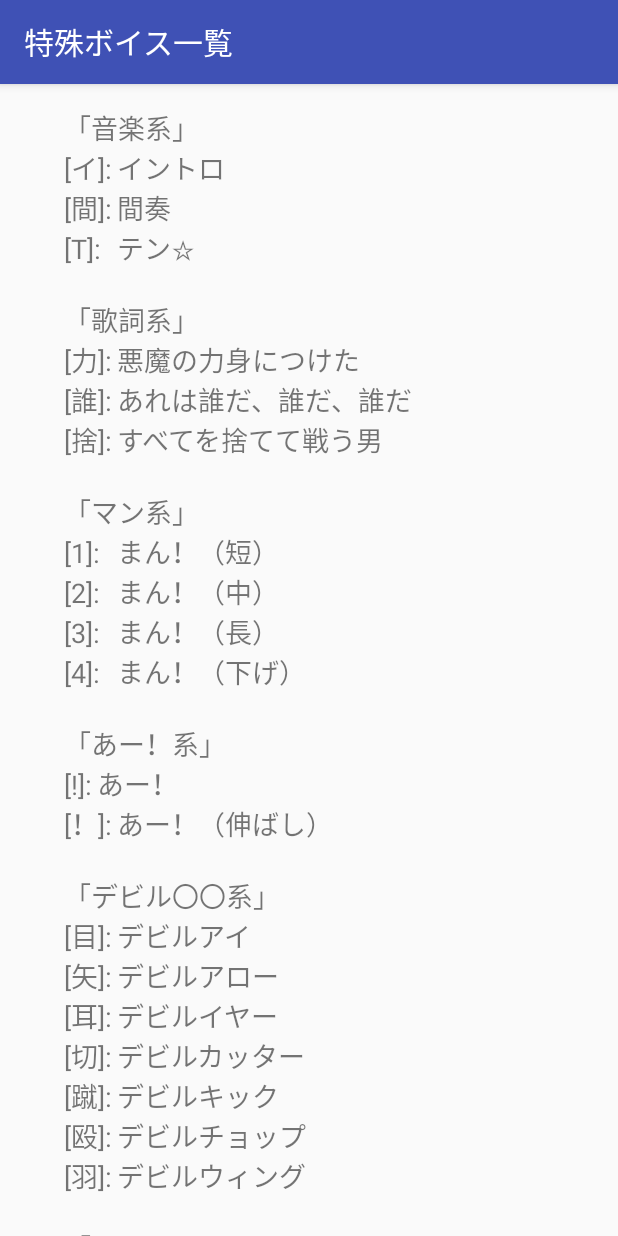
After one commit to Bluewind12/ReadSoft, an Android app: the ExVoiceActivity screen opened directly, with no data from a screen before it, on a phone screen of 412 x 824 dp. The commit adds this screen. Run offline under Robolectric (Android 15) with nearby library versions, the phone set to English and light mode, and no system bars.

Commit message:
特殊ボイスの一覧画面の作成

```diff
--- a/app/src/main/AndroidManifest.xml
+++ b/app/src/main/AndroidManifest.xml
@@ -16,6 +16,9 @@
                 <category android:name="android.intent.category.LAUNCHER" />
             </intent-filter>
         </activity>
+        <activity
+            android:name=".ExVoiceActivity"
+            android:label="@string/option" />
     </application>
 
 </manifest>
--- /dev/null
+++ b/app/src/main/java/com/example/momonyan/readsoft/ExVoiceActivity.kt
@@ -0,0 +1,11 @@
+package com.example.momonyan.readsoft
+
+import android.os.Bundle
+import android.support.v7.app.AppCompatActivity
+
+class ExVoiceActivity:AppCompatActivity() {
+    override fun onCreate(savedInstanceState: Bundle?) {
+        super.onCreate(savedInstanceState)
+        setContentView(R.layout.readme_layout)
+    }
+}
--- a/app/src/main/java/com/example/momonyan/readsoft/MainActivity.kt
+++ b/app/src/main/java/com/example/momonyan/readsoft/MainActivity.kt
@@ -448,12 +448,12 @@ class MainActivity : AppCompatActivity() {
                 soundPool.play(specialSounds[22], 1.0f, 1.0f, 0, 0, 1.0f)
                 sleepWait(2500)
             }
-            "<" -> {
+            "＜" -> {
                 //わかるマン
                 soundPool.play(specialSounds[23], 1.0f, 1.0f, 0, 0, 1.0f)
                 sleepWait(2200)
             }
-            ">" -> {
+            "＞" -> {
                 //わかるマン（間奏入り）
                 soundPool.play(specialSounds[24], 1.0f, 1.0f, 0, 0, 1.0f)
                 sleepWait(5400)
--- a/app/src/main/res/layout/activity_main.xml
+++ b/app/src/main/res/layout/activity_main.xml
@@ -18,7 +18,7 @@
         android:ems="10"
         android:gravity="top"
         android:hint="@string/readTextHint"
-        android:inputType="text"
+        android:inputType="textMultiLine"
         app:layout_constraintBottom_toTopOf="@+id/readStartButton"
         app:layout_constraintEnd_toEndOf="parent"
         app:layout_constraintStart_toStartOf="parent"
--- /dev/null
+++ b/app/src/main/res/layout/readme_layout.xml
@@ -0,0 +1,34 @@
+<?xml version="1.0" encoding="utf-8"?>
+<android.support.constraint.ConstraintLayout xmlns:android="http://schemas.android.com/apk/res/android"
+    xmlns:app="http://schemas.android.com/apk/res-auto"
+    xmlns:tools="http://schemas.android.com/tools"
+    android:layout_width="match_parent"
+    android:layout_height="match_parent">
+
+    <ScrollView
+        android:id="@+id/scrollView2"
+        android:layout_width="0dp"
+        android:layout_height="0dp"
+        android:layout_marginEnd="8dp"
+        android:layout_marginStart="8dp"
+        app:layout_constraintBottom_toBottomOf="parent"
+        app:layout_constraintEnd_toEndOf="parent"
+        app:layout_constraintStart_toStartOf="parent"
+        app:layout_constraintTop_toTopOf="parent">
+
+    </ScrollView>
+
+    <TextView
+        android:id="@+id/textView"
+        android:layout_width="328dp"
+        android:layout_height="wrap_content"
+        android:layout_marginEnd="8dp"
+        android:layout_marginStart="8dp"
+        android:layout_marginTop="16dp"
+        android:text="@string/exVoice"
+        android:textSize="18sp"
+        app:layout_constraintEnd_toEndOf="@+id/scrollView2"
+        app:layout_constraintStart_toStartOf="parent"
+        app:layout_constraintTop_toTopOf="parent" />
+
+</android.support.constraint.ConstraintLayout>
--- a/app/src/main/res/values/strings.xml
+++ b/app/src/main/res/values/strings.xml
@@ -2,5 +2,40 @@
     <string name="app_name">ReadSoft</string>
     <string name="readTextHint">ここに読み上げ文を入力</string>
     <string name="read">読み上げ</string>
-    <string name="option">オプション</string>
+    <string name="option">特殊ボイス一覧</string>
+    <string name="exVoice">
+        <center>「音楽系」</center>\n
+        [イ]:\tイントロ\n
+        [間]:\t間奏\n
+        [T]:\tテン☆\n\n
+        <center>「歌詞系」</center>\n
+        [力]:\t悪魔の力身につけた\n
+        [誰]:\tあれは誰だ、誰だ、誰だ\n
+        [捨]:\tすべてを捨てて戦う男\n\n
+        <center>「マン系」</center>\n
+        [1]:\tまん！（短）\n
+        [2]:\tまん！（中）\n
+        [3]:\tまん！（長）\n
+        [4]:\tまん！（下げ）\n\n
+        <center>「あー！系」</center>\n
+        [!]:\tあー！\n
+        [！]:\tあー！（伸ばし）\n\n
+        <center>「デビル〇〇系」</center>\n
+        [目]:\tデビルアイ\n
+        [矢]:\tデビルアロー\n
+        [耳]:\tデビルイヤー\n
+        [切]:\tデビルカッター\n
+        [蹴]:\tデビルキック\n
+        [殴]:\tデビルチョップ\n
+        [羽]:\tデビルウィング\n\n
+        <center>「キメラボイス」</center>\n
+        [好]:\tここ好き\n
+        [～]:\tまあ、それはそれとして\n
+        [謝]:\tすまーん！\n
+        [詫]:\tわびるまーん！\n
+        [＜]:\tわかるまーん！\n
+        [＞]:\tわかるまーん！（間奏入り）\n\n
+        <center>「停止」</center>\n
+        [+]:\t0.5秒の無言\n
+    </string>
 </resources>
```
